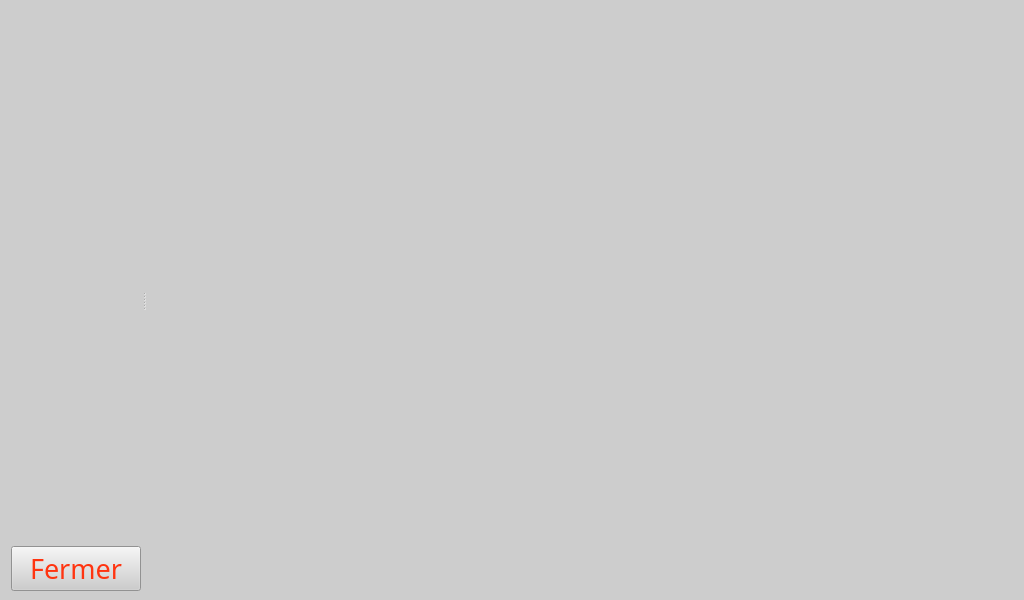
Old version of the form napiLCD/napilcddisplay.ui in the repository levanhong05/NapiEmbedded.
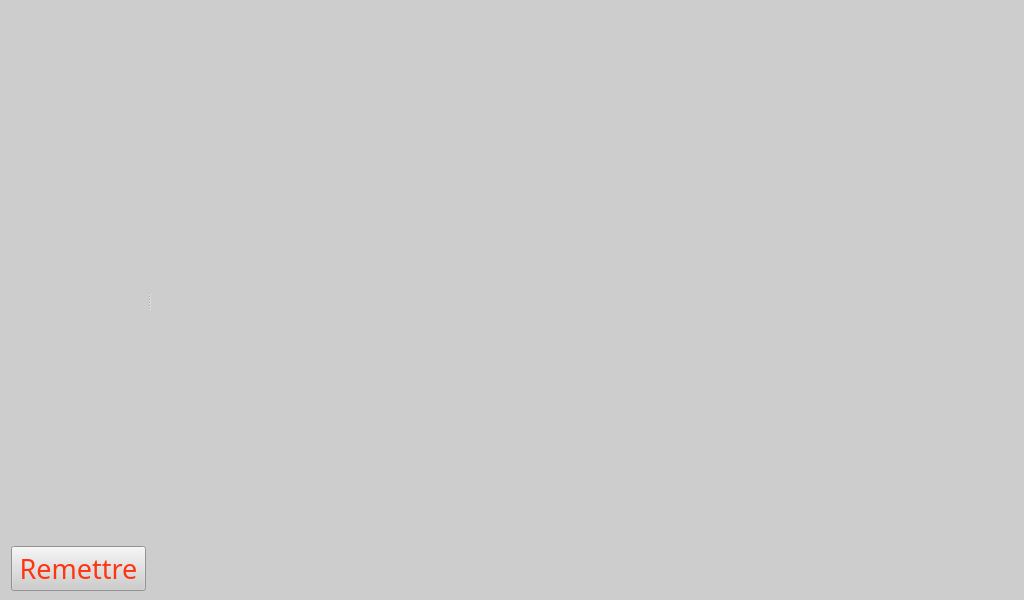
New version of the form. Icons and pictures are not drawn.

```diff
--- a/napiLCD/napilcddisplay.ui
+++ b/napiLCD/napilcddisplay.ui
@@ -63,7 +63,7 @@
        </property>
        <property name="maximumSize">
         <size>
-         <width>130</width>
+         <width>135</width>
          <height>16777215</height>
         </size>
        </property>
@@ -108,7 +108,7 @@
             <rect>
              <x>0</x>
              <y>0</y>
-             <width>130</width>
+             <width>135</width>
              <height>536</height>
             </rect>
            </property>
@@ -154,8 +154,11 @@
               <pointsize>20</pointsize>
              </font>
             </property>
+            <property name="styleSheet">
+             <string notr="true">font-size:20pt</string>
+            </property>
             <property name="text">
-             <string>Fermer</string>
+             <string>Remettre</string>
             </property>
            </widget>
           </item>
```
